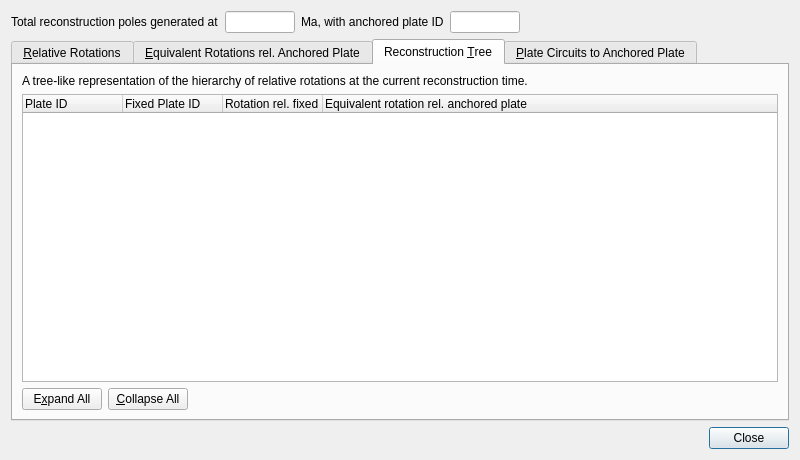
First picture: the form in src/qt-widgets/TotalReconstructionPolesDialogUi.ui, repository GPlates/GPlates, before the edit.
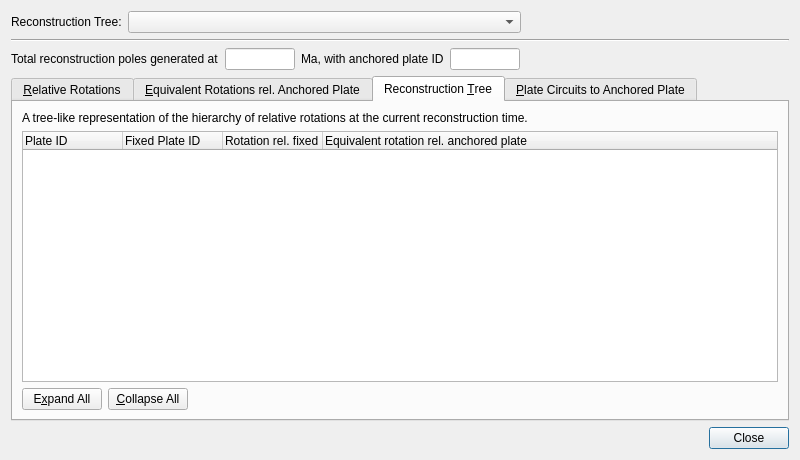
Second picture: the form after the edit. The open tabs and pages were chosen to show the change. Icons and pictures are not drawn.

Patch:
```diff
--- a/src/qt-widgets/TotalReconstructionPolesDialogUi.ui
+++ b/src/qt-widgets/TotalReconstructionPolesDialogUi.ui
@@ -21,9 +21,9 @@
   <property name="windowIcon" >
    <iconset resource="../qt-resources/qt_widgets.qrc" >:/gplates_logo_16.png</iconset>
   </property>
-  <layout class="QGridLayout" >
-   <item row="0" column="0" >
-    <layout class="QHBoxLayout" >
+  <layout class="QGridLayout">
+   <item row="2" column="0">
+    <layout class="QHBoxLayout">
      <item>
       <widget class="QLabel" name="label_time" >
        <property name="text" >
@@ -91,9 +91,9 @@
      </item>
     </layout>
    </item>
-   <item row="1" column="0" >
-    <widget class="QTabWidget" name="tabWidget" >
-     <property name="minimumSize" >
+   <item row="3" column="0">
+    <widget class="QTabWidget" name="tabWidget">
+     <property name="minimumSize">
       <size>
        <width>405</width>
        <height>0</height>
@@ -425,8 +425,8 @@
      </widget>
     </widget>
    </item>
-   <item row="2" column="0" >
-    <layout class="QHBoxLayout" >
+   <item row="4" column="0">
+    <layout class="QHBoxLayout">
      <item>
       <spacer>
        <property name="orientation" >
@@ -452,6 +452,55 @@
      </item>
     </layout>
    </item>
+   <item row="0" column="0">
+    <widget class="QWidget" name="widget" native="true">
+     <layout class="QHBoxLayout" name="horizontalLayout_2">
+      <property name="margin">
+       <number>0</number>
+      </property>
+      <item>
+       <widget class="QLabel" name="label_reconstruction_tree_layer">
+        <property name="sizePolicy">
+         <sizepolicy hsizetype="Minimum" vsizetype="Preferred">
+          <horstretch>0</horstretch>
+          <verstretch>0</verstretch>
+         </sizepolicy>
+        </property>
+        <property name="text">
+         <string>Reconstruction Tree:</string>
+        </property>
+       </widget>
+      </item>
+      <item>
+       <widget class="QComboBox" name="combobox_reconstruction_tree_layer">
+        <property name="sizePolicy">
+         <sizepolicy hsizetype="Expanding" vsizetype="Fixed">
+          <horstretch>3</horstretch>
+          <verstretch>0</verstretch>
+         </sizepolicy>
+        </property>
+       </widget>
+      </item>
+      <item>
+       <widget class="QWidget" name="widget_2" native="true">
+        <property name="sizePolicy">
+         <sizepolicy hsizetype="Expanding" vsizetype="Preferred">
+          <horstretch>2</horstretch>
+          <verstretch>0</verstretch>
+         </sizepolicy>
+        </property>
+       </widget>
+      </item>
+     </layout>
+    </widget>
+   </item>
+   <item row="1" column="0">
+    <widget class="Line" name="line">
+     <property name="orientation">
+      <enum>Qt::Horizontal</enum>
+     </property>
+    </widget>
+   </item>
   </layout>
  </widget>
  <resources>
```
Left out of the diff: 270 changed lines with no effect on the pictures.
